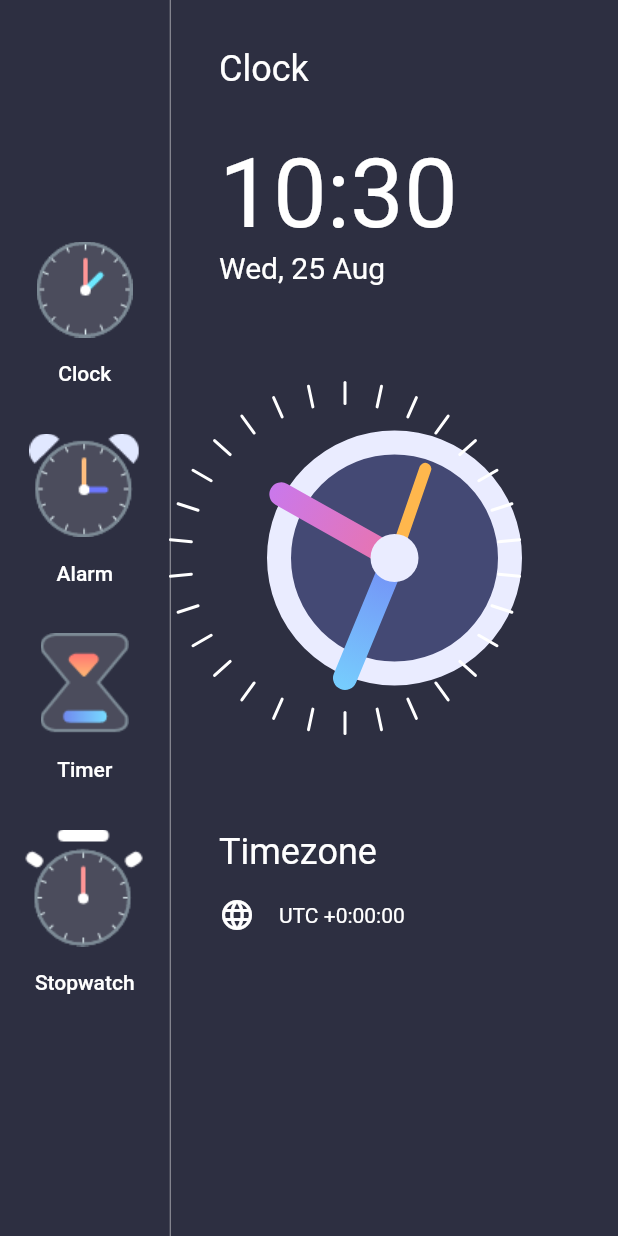
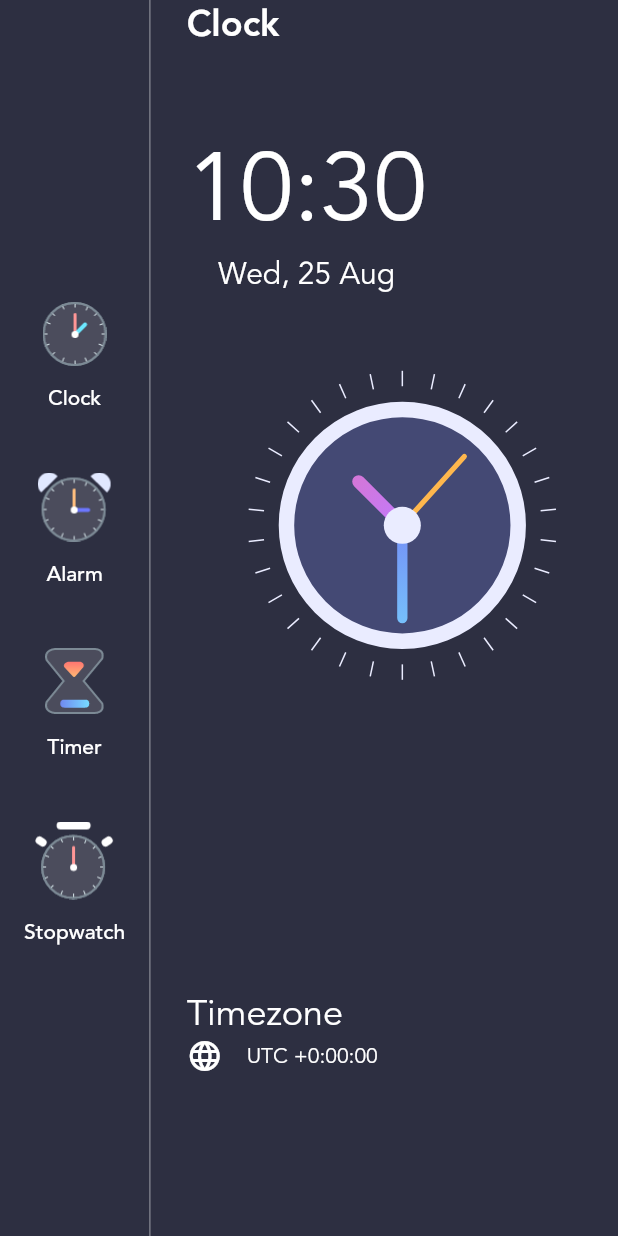
Before and after one commit to rashidwassan/clock-app-flutter, a Flutter app: the screen it shows after launch, on a phone screen of 412 x 824 dp. Run offline on Flutter 3.47's test engine with Material 2 defaults, Android fonts, the phone set to English and light mode, and no system bars.

Commit message:
home page completed

```diff
--- a/lib/clock_app.dart
+++ b/lib/clock_app.dart
@@ -54,6 +54,9 @@
             color: Colors.white54,
             width: 1,
           ),
+          SizedBox(
+            width: 24,
+          ),
           Expanded(
             child: _buildClockArea(
                 formattedTime, formattedDate, offsetSign, timeZoneString),
@@ -67,18 +70,26 @@
       String offsetSign, String timeZoneString) {
     return Container(
         alignment: Alignment.center,
-        padding: EdgeInsets.all(32),
         child: SafeArea(
           child: Column(
             crossAxisAlignment: CrossAxisAlignment.start,
             children: [
-              Text(
+              Flexible(
+                fit: FlexFit.tight,
+                flex: 1,
+                child: Text(
                   'Clock',
-                style: TextStyle(color: Colors.white, fontSize: 24),
+                  style: TextStyle(
+                      color: Colors.white,
+                      fontSize: 24,
+                      fontWeight: FontWeight.w700),
                 ),
-              SizedBox(
-                height: 32,
               ),
+              Flexible(
+                flex: 2,
+                child: Column(
+                  crossAxisAlignment: CrossAxisAlignment.center,
+                  children: [
                     Text(
                       formattedTime,
                       style: TextStyle(color: Colors.white, fontSize: 64),
@@ -87,19 +98,27 @@
                       formattedDate,
                       style: TextStyle(color: Colors.white, fontSize: 20),
                     ),
-              SizedBox(
-                height: 32,
+                  ],
                 ),
-              ClockView(),
-              SizedBox(
-                height: 32,
               ),
+              Flexible(
+                  flex: 5,
+                  fit: FlexFit.tight,
+                  child: Align(
+                    alignment: Alignment.center,
+                    child: ClockView(
+                      size: MediaQuery.of(context).size.height / 4,
+                    ),
+                  )),
+              Flexible(
+                flex: 2,
+                fit: FlexFit.tight,
+                child: Column(
+                  crossAxisAlignment: CrossAxisAlignment.start,
+                  children: [
                     Text(
                       'Timezone',
                       style: TextStyle(color: Colors.white, fontSize: 24),
-              ),
-              SizedBox(
-                height: 16,
                     ),
                     Row(
                       children: [
@@ -118,6 +137,9 @@
                     )
                   ],
                 ),
+              ),
+            ],
+          ),
         ));
   }
 }
--- a/lib/components/custom_icon_button.dart
+++ b/lib/components/custom_icon_button.dart
@@ -18,15 +18,24 @@
       padding: const EdgeInsets.symmetric(vertical: 16.0),
       child: MaterialButton(
         color: Colors.transparent,
+        shape: RoundedRectangleBorder(borderRadius: BorderRadius.circular(12)),
         elevation: 0,
         onPressed: () {},
         child: Column(
           children: [
-            Image.asset(iconPath),
             SizedBox(
-              height: 16,
+              height: 8,
             ),
-            Text(text, style: TextStyle(color: Colors.white, fontSize: 14)),
+            Image.asset(
+              iconPath,
+              scale: 1.5,
+            ),
+            SizedBox(
+              height: 12,
+            ),
+            Text(text,
+                style: TextStyle(
+                    color: Colors.white, fontSize: 14, fontFamily: 'Avenir')),
           ],
         ),
       ),
--- /dev/null
+++ b/lib/constants/theme_data.dart
@@ -0,0 +1,39 @@
+import 'package:flutter/material.dart';
+
+import 'package:flutter/material.dart';
+
+class CustomColors {
+  static Color primaryTextColor = Colors.white;
+  static Color dividerColor = Colors.white54;
+  static Color pageBackgroundColor = Color(0xFF2D2F41);
+  static Color menuBackgroundColor = Color(0xFF242634);
+
+  static Color clockBG = Color(0xFF444974);
+  static Color clockOutline = Color(0xFFEAECFF);
+  static Color secHandColor = Colors.orange.shade300;
+  static Color minHandStatColor = Color(0xFF748EF6);
+  static Color minHandEndColor = Color(0xFF77DDFF);
+  static Color hourHandStatColor = Color(0xFFC279FB);
+  static Color hourHandEndColor = Color(0xFFEA74AB);
+}
+
+class GradientColors {
+  final List<Color> colors;
+  GradientColors(this.colors);
+
+  static List<Color> sky = [Color(0xFF6448FE), Color(0xFF5FC6FF)];
+  static List<Color> sunset = [Color(0xFFFE6197), Color(0xFFFFB463)];
+  static List<Color> sea = [Color(0xFF61A3FE), Color(0xFF63FFD5)];
+  static List<Color> mango = [Color(0xFFFFA738), Color(0xFFFFE130)];
+  static List<Color> fire = [Color(0xFFFF5DCD), Color(0xFFFF8484)];
+}
+
+class GradientTemplate {
+  static List<GradientColors> gradientTemplate = [
+    GradientColors(GradientColors.sky),
+    GradientColors(GradientColors.sunset),
+    GradientColors(GradientColors.sea),
+    GradientColors(GradientColors.mango),
+    GradientColors(GradientColors.fire),
+  ];
+}
--- a/lib/main.dart
+++ b/lib/main.dart
@@ -13,6 +13,7 @@
       title: 'The Clock App',
       theme: ThemeData(
         //  scaffoldBackgroundColor: Color(0xff2D2F41),
+        fontFamily: 'Avenir',
         primarySwatch: Colors.blue,
       ),
       home: ClockApp(),
```
Also changed, not shown: lib/components/clock_view.dart (+75 -65 lines). Lines whose indentation alone changed are shown as unchanged.
